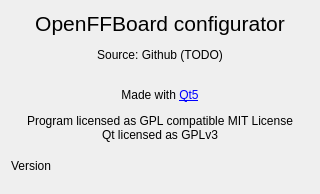
The window that res/about.ui (Ultrawipf/OpenFFBoard-configurator) describes before a commit, drawn with Qt 5.
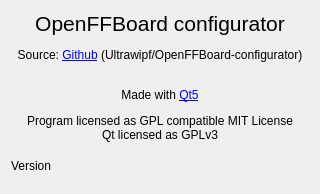
The same window after the commit.

Commit message: Added source link to about

```diff
--- a/res/about.ui
+++ b/res/about.ui
@@ -17,7 +17,7 @@
    <item>
     <widget class="QLabel" name="label">
      <property name="text">
-      <string>&lt;html&gt;&lt;head/&gt;&lt;body&gt;&lt;p align=&quot;center&quot;&gt;&lt;span style=&quot; font-size:16pt;&quot;&gt;OpenFFBoard configurator&lt;/span&gt;&lt;/p&gt;&lt;p align=&quot;center&quot;&gt;Source: Github (TODO)&lt;/p&gt;&lt;p align=&quot;center&quot;&gt;&lt;br/&gt;Made with &lt;a href=&quot;https://www.qt.io/&quot;&gt;&lt;span style=&quot; text-decoration: underline; color:#0000ff;&quot;&gt;Qt5&lt;/span&gt;&lt;/a&gt;&lt;/p&gt;&lt;p align=&quot;center&quot;&gt;Program licensed as GPL compatible MIT License&lt;br/&gt;Qt licensed as GPLv3&lt;/p&gt;&lt;/body&gt;&lt;/html&gt;</string>
+      <string>&lt;html&gt;&lt;head/&gt;&lt;body&gt;&lt;p align=&quot;center&quot;&gt;&lt;span style=&quot; font-size:16pt;&quot;&gt;OpenFFBoard configurator&lt;/span&gt;&lt;/p&gt;&lt;p align=&quot;center&quot;&gt;Source: &lt;a href=&quot;https://github.com/Ultrawipf/OpenFFBoard-configurator&quot;&gt;&lt;span style=&quot; text-decoration: underline; color:#0000ff;&quot;&gt;Github&lt;/span&gt;&lt;/a&gt; (Ultrawipf/OpenFFBoard-configurator)&lt;/p&gt;&lt;p align=&quot;center&quot;&gt;&lt;br/&gt;Made with &lt;a href=&quot;https://www.qt.io/&quot;&gt;&lt;span style=&quot; text-decoration: underline; color:#0000ff;&quot;&gt;Qt5&lt;/span&gt;&lt;/a&gt;&lt;/p&gt;&lt;p align=&quot;center&quot;&gt;Program licensed as GPL compatible MIT License&lt;br/&gt;Qt licensed as GPLv3&lt;/p&gt;&lt;/body&gt;&lt;/html&gt;</string>
      </property>
     </widget>
    </item>
```
